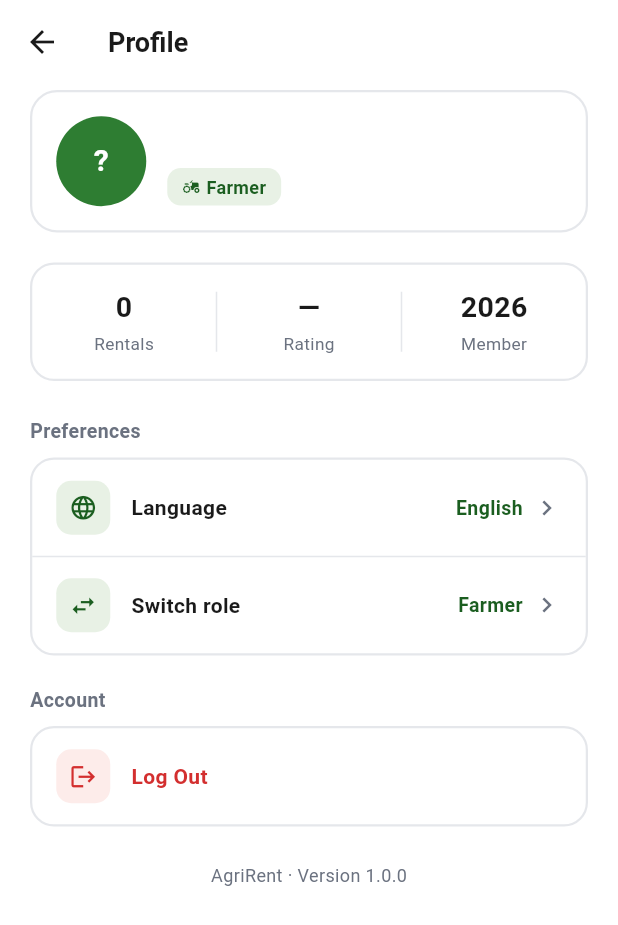
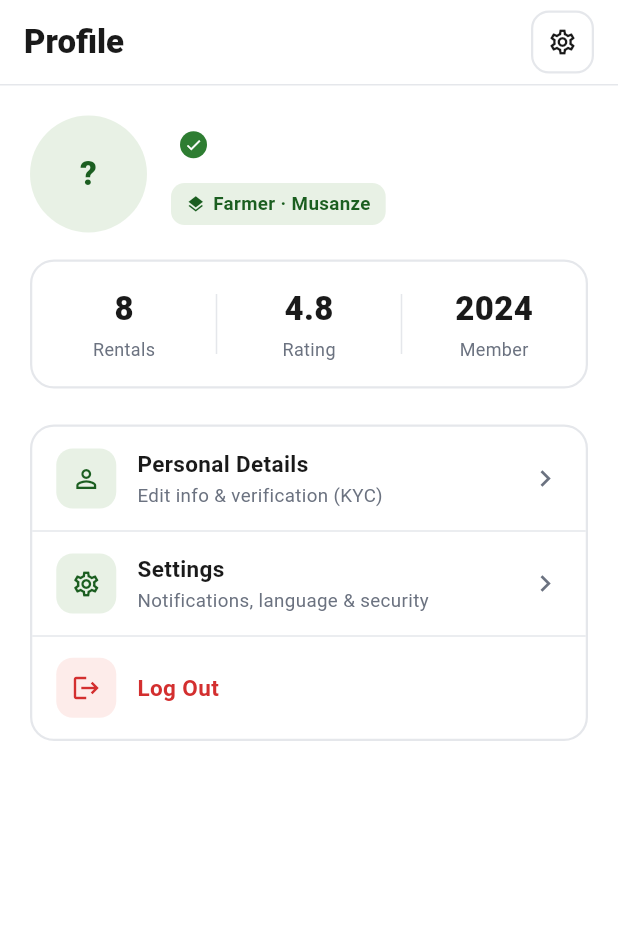
Before and after one commit to TWARIQABDUL/agri_rent, a Flutter app: the ProfilePage screen opened directly, on a phone screen of 412 x 824 dp. Shown: the top 925 px of the screen. Run offline on Flutter 3.47's test engine with Material 3 defaults, Android fonts, the phone set to English and light mode, and no system bars; our stand-ins replace cloud_firestore, equatable, firebase_auth, firebase_core, flutter_bloc, get_it and 3 more; accounts and stored records are empty.

Commit message:
refactor(profile): rewrite ProfilePage as menu-based hub matching design

```diff
--- a/lib/features/auth/presentation/pages/profile_page.dart
+++ b/lib/features/auth/presentation/pages/profile_page.dart
@@ -5,7 +5,8 @@ import '../../../../core/services/preferences_service.dart';
 import '../../../../injection_container.dart';
 import '../../domain/entities/user.dart';
 import '../bloc/auth_bloc.dart';
-import 'role_selection_page.dart';
+import 'personal_details_page.dart';
+import 'settings_page.dart';
 import 'splash_page.dart';
 
 class ProfilePage extends StatefulWidget {
@@ -25,49 +26,22 @@ class _ProfilePageState extends State<ProfilePage> {
   static const Color _redTint = Color(0xFFFDECEA);
   static const Color _red = Color(0xFFD32F2F);
 
-  static const List<String> _languages = [
-    'English',
-    'Kinyarwanda',
-    'Français',
-    'Kiswahili',
-  ];
-
   final PreferencesService _prefs = sl<PreferencesService>();
 
-  int _langIndex = 0;
-  UserRole _role = UserRole.farmer;
+  String _roleLabel = 'Farmer';
 
   @override
   void initState() {
     super.initState();
-    _loadPreferences();
+    _loadRole();
   }
 
-  Future<void> _loadPreferences() async {
-    final lang = await _prefs.getLanguage();
+  Future<void> _loadRole() async {
     final role = await _prefs.getRole();
     if (!mounted) return;
     setState(() {
-      final idx = _languages.indexOf(lang);
-      if (idx != -1) _langIndex = idx;
-      if (role == PreferencesService.roleOwner) _role = UserRole.owner;
-      if (role == PreferencesService.roleFarmer) _role = UserRole.farmer;
+      _roleLabel = role == PreferencesService.roleOwner ? 'Owner' : 'Farmer';
     });
-  }
-
-  Future<void> _cycleLanguage() async {
-    final next = (_langIndex + 1) % _languages.length;
-    setState(() => _langIndex = next);
-    await _prefs.setLanguage(_languages[next]);
-  }
-
-  Future<void> _setRole(UserRole role) async {
-    setState(() => _role = role);
-    await _prefs.setRole(
-      role == UserRole.farmer
-          ? PreferencesService.roleFarmer
-          : PreferencesService.roleOwner,
-    );
   }
 
   @override
@@ -79,11 +53,38 @@ class _ProfilePageState extends State<ProfilePage> {
         elevation: 0,
         scrolledUnderElevation: 0,
         foregroundColor: _dark,
+        automaticallyImplyLeading: false,
         title: const Text(
           'Profile',
-          style: TextStyle(fontSize: 18, fontWeight: FontWeight.w700),
+          style: TextStyle(fontSize: 22, fontWeight: FontWeight.w800),
         ),
         centerTitle: false,
+        actions: [
+          Padding(
+            padding: const EdgeInsets.only(right: 16),
+            child: InkWell(
+              onTap: _openSettings,
+              borderRadius: BorderRadius.circular(12),
+              child: Container(
+                width: 42,
+                height: 42,
+                decoration: BoxDecoration(
+                  border: Border.all(color: _border, width: 1.5),
+                  borderRadius: BorderRadius.circular(12),
+                ),
+                child: const Icon(
+                  Icons.settings_outlined,
+                  color: _dark,
+                  size: 20,
+                ),
+              ),
+            ),
+          ),
+        ],
+        bottom: const PreferredSize(
+          preferredSize: Size.fromHeight(1),
+          child: Divider(height: 1, color: _border),
+        ),
       ),
       body: BlocListener<AuthBloc, AuthState>(
         listener: (context, state) {
@@ -98,46 +99,34 @@ class _ProfilePageState extends State<ProfilePage> {
           builder: (context, state) {
             final user = state is Authenticated ? state.user : null;
             return SingleChildScrollView(
-              padding: const EdgeInsets.fromLTRB(20, 4, 20, 24),
+              padding: const EdgeInsets.fromLTRB(20, 20, 20, 120),
               child: Column(
                 crossAxisAlignment: CrossAxisAlignment.stretch,
                 children: [
                   _profileCard(user),
-                  const SizedBox(height: 20),
+                  const SizedBox(height: 18),
                   _statsRow(),
                   const SizedBox(height: 24),
-                  _sectionLabel('Preferences'),
-                  _group([
-                    _rowClickable(
-                      icon: Icons.language,
-                      label: 'Language',
-                      value: _languages[_langIndex],
-                      onTap: _cycleLanguage,
+                  _menuGroup([
+                    _menuRow(
+                      icon: Icons.person_outline,
+                      label: 'Personal Details',
+                      subtitle: 'Edit info & verification (KYC)',
+                      onTap: _openPersonalDetails,
                     ),
-                    _rowClickable(
-                      icon: Icons.swap_horiz,
-                      label: 'Switch role',
-                      value: _role == UserRole.farmer ? 'Farmer' : 'Owner',
-                      onTap: _openRoleSelector,
+                    _menuRow(
+                      icon: Icons.settings_outlined,
+                      label: 'Settings',
+                      subtitle: 'Notifications, language & security',
+                      onTap: _openSettings,
                     ),
-                  ]),
-                  const SizedBox(height: 20),
-                  _sectionLabel('Account'),
-                  _group([
-                    _rowDanger(
+                    _dangerRow(
                       icon: Icons.logout,
                       label: 'Log Out',
                       onTap: () =>
                           context.read<AuthBloc>().add(SignOutRequested()),
                     ),
                   ]),
-                  const SizedBox(height: 24),
-                  const Center(
-                    child: Text(
-                      'AgriRent · Version 1.0.0',
-                      style: TextStyle(fontSize: 12, color: _muted),
-                    ),
-                  ),
                 ],
               ),
             );
@@ -147,11 +136,16 @@ class _ProfilePageState extends State<ProfilePage> {
     );
   }
 
-  Future<void> _openRoleSelector() async {
-    final chosen = await Navigator.of(context).push<UserRole>(
-      MaterialPageRoute(builder: (_) => RoleSelectionPage(currentRole: _role)),
-    );
-    if (chosen != null) await _setRole(chosen);
+  void _openSettings() {
+    Navigator.of(
+      context,
+    ).push(MaterialPageRoute(builder: (_) => const SettingsPage()));
+  }
+
+  void _openPersonalDetails() {
+    Navigator.of(
+      context,
+    ).push(MaterialPageRoute(builder: (_) => const PersonalDetailsPage()));
   }
 
   Widget _profileCard(User? user) {
@@ -161,56 +155,69 @@ class _ProfilePageState extends State<ProfilePage> {
     final email = user?.email ?? '';
     final initials = _initialsFrom(name);
 
-    return Container(
-      padding: const EdgeInsets.all(16),
-      decoration: BoxDecoration(
-        color: Colors.white,
-        border: Border.all(color: _border, width: 1.5),
-        borderRadius: BorderRadius.circular(18),
-      ),
-      child: Row(
+    return Row(
+      crossAxisAlignment: CrossAxisAlignment.center,
       children: [
         Container(
-            width: 60,
-            height: 60,
+          width: 78,
+          height: 78,
+          decoration: const BoxDecoration(color: _tint, shape: BoxShape.circle),
+          alignment: Alignment.center,
+          child: Text(
+            initials,
+            style: const TextStyle(
+              color: _greenDark,
+              fontSize: 22,
+              fontWeight: FontWeight.w800,
+            ),
+          ),
+        ),
+        const SizedBox(width: 16),
+        Expanded(
+          child: Column(
+            crossAxisAlignment: CrossAxisAlignment.start,
+            children: [
+              Row(
+                children: [
+                  Flexible(
+                    child: Text(
+                      name,
+                      style: const TextStyle(
+                        fontSize: 20,
+                        fontWeight: FontWeight.w800,
+                        color: _dark,
+                      ),
+                      overflow: TextOverflow.ellipsis,
+                    ),
+                  ),
+                  const SizedBox(width: 6),
+                  Container(
+                    width: 18,
+                    height: 18,
                     decoration: const BoxDecoration(
                       color: _green,
                       shape: BoxShape.circle,
                     ),
-            alignment: Alignment.center,
-            child: Text(
-              initials,
-              style: const TextStyle(
+                    child: const Icon(
+                      Icons.check,
                       color: Colors.white,
-                fontSize: 20,
-                fontWeight: FontWeight.w700,
+                      size: 12,
                     ),
                   ),
+                ],
               ),
-          const SizedBox(width: 14),
-          Expanded(
-            child: Column(
-              crossAxisAlignment: CrossAxisAlignment.start,
-              children: [
-                Text(
-                  name,
-                  style: const TextStyle(
-                    fontSize: 17,
-                    fontWeight: FontWeight.w700,
-                    color: _dark,
-                  ),
-                ),
-                const SizedBox(height: 2),
+              const SizedBox(height: 3),
               if (email.isNotEmpty)
                 Text(
                   email,
-                    style: const TextStyle(fontSize: 13, color: _muted),
+                  style: const TextStyle(fontSize: 13.5, color: _muted),
+                  overflow: TextOverflow.ellipsis,
                 ),
               const SizedBox(height: 8),
               Container(
                 padding: const EdgeInsets.symmetric(
                   horizontal: 10,
-                    vertical: 4,
+                  vertical: 5,
                 ),
                 decoration: BoxDecoration(
                   color: _tint,
@@ -219,16 +226,12 @@ class _ProfilePageState extends State<ProfilePage> {
                 child: Row(
                   mainAxisSize: MainAxisSize.min,
                   children: [
-                      const Icon(
-                        Icons.agriculture,
-                        size: 12,
-                        color: _greenDark,
-                      ),
-                      const SizedBox(width: 4),
+                    const Icon(Icons.layers, size: 13, color: _greenDark),
+                    const SizedBox(width: 5),
                     Text(
-                        _role == UserRole.farmer ? 'Farmer' : 'Owner',
+                      '$_roleLabel · Musanze',
                       style: const TextStyle(
-                          fontSize: 12,
+                        fontSize: 12.5,
                         fontWeight: FontWeight.w700,
                         color: _greenDark,
                       ),
@@ -240,7 +243,6 @@ class _ProfilePageState extends State<ProfilePage> {
           ),
         ),
       ],
-      ),
     );
   }
 
@@ -252,57 +254,41 @@ class _ProfilePageState extends State<ProfilePage> {
       ),
       child: Row(
         children: [
-          _statCell('0', 'Rentals'),
-          _divider(),
-          _statCell('—', 'Rating'),
-          _divider(),
-          _statCell('2026', 'Member'),
+          _statCell('8', 'Rentals'),
+          _statDivider(),
+          _statCell('4.8', 'Rating'),
+          _statDivider(),
+          _statCell('2024', 'Member'),
         ],
       ),
     );
   }
 
-  Widget _divider() {
-    return Container(width: 1, height: 40, color: _border);
-  }
+  Widget _statDivider() => Container(width: 1, height: 40, color: _border);
 
   Widget _statCell(String n, String t) {
     return Expanded(
       child: Padding(
-        padding: const EdgeInsets.symmetric(vertical: 15, horizontal: 6),
+        padding: const EdgeInsets.symmetric(vertical: 16),
         child: Column(
           children: [
             Text(
               n,
               style: const TextStyle(
-                fontSize: 19,
-                fontWeight: FontWeight.w700,
+                fontSize: 22,
+                fontWeight: FontWeight.w800,
                 color: _dark,
               ),
             ),
             const SizedBox(height: 3),
-            Text(t, style: const TextStyle(fontSize: 11.5, color: _muted)),
+            Text(t, style: const TextStyle(fontSize: 12, color: _muted)),
           ],
         ),
       ),
     );
   }
 
-  Widget _sectionLabel(String text) {
-    return Padding(
-      padding: const EdgeInsets.only(bottom: 8),
-      child: Text(
-        text,
-        style: const TextStyle(
-          fontSize: 13,
-          fontWeight: FontWeight.w700,
-          color: _muted,
-        ),
-      ),
-    );
-  }
-
-  Widget _group(List<Widget> rows) {
+  Widget _menuGroup(List<Widget> rows) {
     final children = <Widget>[];
     for (var i = 0; i < rows.length; i++) {
       children.add(rows[i]);
@@ -320,10 +306,10 @@ class _ProfilePageState extends State<ProfilePage> {
     );
   }
 
-  Widget _rowClickable({
+  Widget _menuRow({
     required IconData icon,
     required String label,
-    String? value,
+    required String subtitle,
     required VoidCallback onTap,
   }) {
     return InkWell(
@@ -332,38 +318,44 @@ class _ProfilePageState extends State<ProfilePage> {
         padding: const EdgeInsets.symmetric(horizontal: 16, vertical: 14),
         child: Row(
           children: [
-            _rowIcon(icon),
+            Container(
+              width: 40,
+              height: 40,
+              decoration: BoxDecoration(
+                color: _tint,
+                borderRadius: BorderRadius.circular(11),
+              ),
+              child: Icon(icon, color: _greenDark, size: 20),
+            ),
             const SizedBox(width: 14),
             Expanded(
-              child: Text(
+              child: Column(
+                crossAxisAlignment: CrossAxisAlignment.start,
+                children: [
+                  Text(
                     label,
                     style: const TextStyle(
-                  fontSize: 14,
+                      fontSize: 15,
                       fontWeight: FontWeight.w700,
                       color: _dark,
                     ),
                   ),
+                  const SizedBox(height: 2),
+                  Text(
+                    subtitle,
+                    style: const TextStyle(fontSize: 12.5, color: _muted),
                   ),
-            if (value != null)
-              Padding(
-                padding: const EdgeInsets.only(right: 6),
-                child: Text(
-                  value,
-                  style: const TextStyle(
-                    fontSize: 13,
-                    fontWeight: FontWeight.w700,
-                    color: _greenDark,
+                ],
               ),
             ),
-              ),
-            const Icon(Icons.chevron_right, color: _muted, size: 20),
+            const Icon(Icons.chevron_right, color: _muted, size: 22),
           ],
         ),
       ),
     );
   }
 
-  Widget _rowDanger({
+  Widget _dangerRow({
     required IconData icon,
     required String label,
     required VoidCallback onTap,
@@ -375,40 +367,26 @@ class _ProfilePageState extends State<ProfilePage> {
         child: Row(
           children: [
             Container(
-              width: 36,
-              height: 36,
+              width: 40,
+              height: 40,
               decoration: BoxDecoration(
                 color: _redTint,
-                borderRadius: BorderRadius.circular(10),
+                borderRadius: BorderRadius.circular(11),
               ),
-              child: const Icon(Icons.logout, color: _red, size: 19),
+              child: Icon(icon, color: _red, size: 20),
             ),
             const SizedBox(width: 14),
-            Expanded(
-              child: Text(
+            Text(
               label,
               style: const TextStyle(
-                  fontSize: 14,
+                fontSize: 15,
                 fontWeight: FontWeight.w700,
                 color: _red,
-                ),
               ),
             ),
           ],
         ),
       ),
-    );
-  }
-
-  Widget _rowIcon(IconData icon) {
-    return Container(
-      width: 36,
-      height: 36,
-      decoration: BoxDecoration(
-        color: _tint,
-        borderRadius: BorderRadius.circular(10),
-      ),
-      child: Icon(icon, color: _greenDark, size: 19),
     );
   }
 
```
Lines whose indentation alone changed are shown as unchanged.
